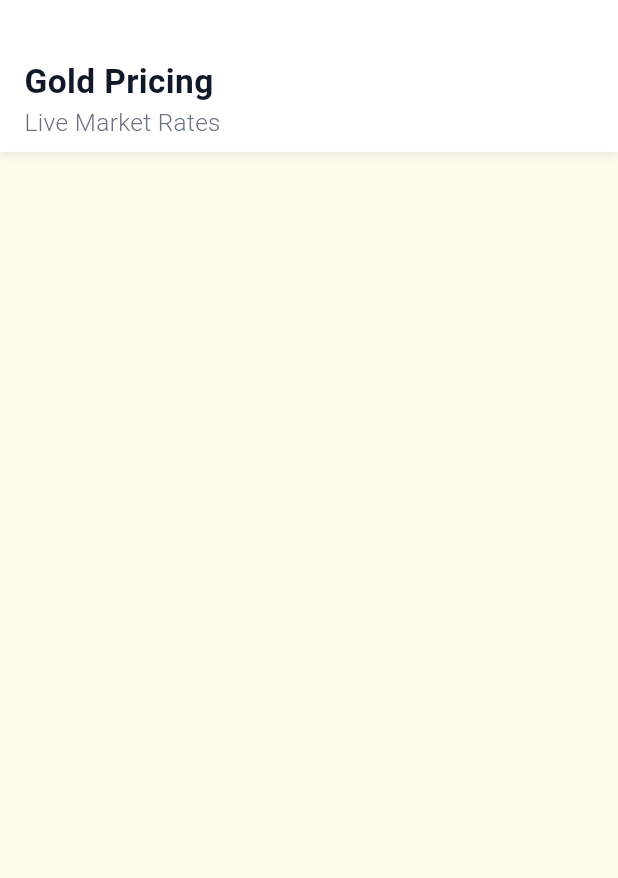
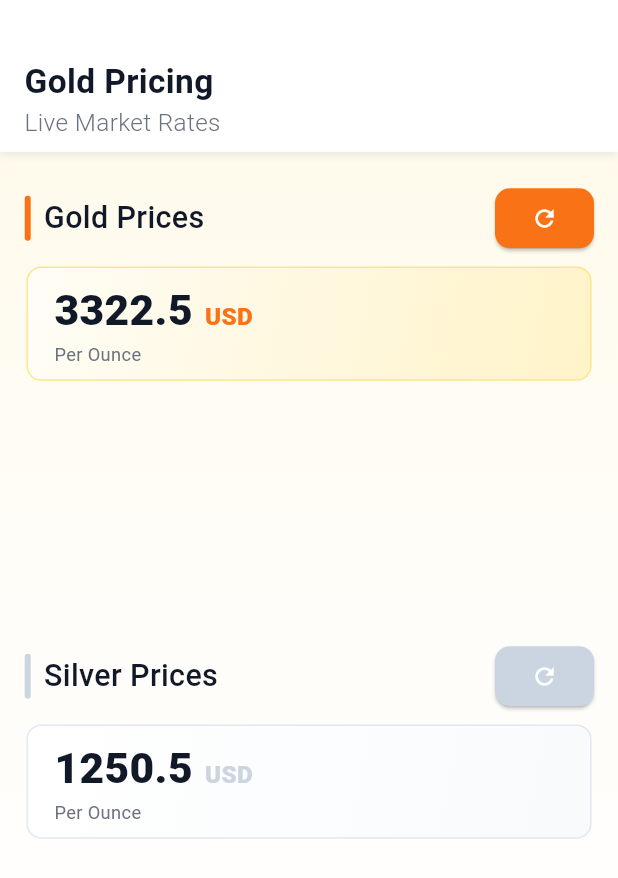
Before and after one commit to AhmedAymanCs/gold_pricing, a Flutter app: the screen it shows after launch, on a phone screen of 412 x 824 dp. Shown: the top 878 px of the screen. Run offline on Flutter 3.47's test engine with Material 3 defaults, Android fonts, the light colour scheme and no system bars; our stand-ins replace dio, flutter_screenutil.

Commit message:
feat: complete home screen UI

```diff
--- a/lib/core/constant/color_manager.dart
+++ b/lib/core/constant/color_manager.dart
@@ -3,8 +3,21 @@ import 'package:flutter/material.dart';
 class ColorManager {
   // Home Colors
   static const Color appBarColor = Color(0xFFFFFFFF);
-  static const Color backgroundColor = Color(0xFFFFFBEB);
+  static const Color goldBackgroundColor = Color(0xFFFFFBEB);
+  static const Color silverBackgroundColor = Color(0xFFF8FAFC);
   static const Color primaryTextColor = Color(0xFF111827);
   static const Color secondaryTextColor = Color(0xFF6B7280);
   static const Color customGrey = Color(0xFF374151);
+  static const Color goldBadge = Color(0xFFF97316);
+  static const Color silverBadge = Color(0xFFCBD5E1);
+  static const Color goldBorder = Color(0xFFFDE68A);
+  static const Color silverBorder = Color(0xFFE2E8F0);
+  static const List<Color> goldGradient = [
+    Color(0xFFFFFDF6),
+    Color(0xFFFFF3C8),
+  ];
+  static const List<Color> silverGradient = [
+    Color(0xFFFFFFFF),
+    Color(0xFFF8FAFC),
+  ];
 }
--- a/lib/core/constant/string_manager.dart
+++ b/lib/core/constant/string_manager.dart
@@ -1,4 +1,10 @@
 class StringManager {
   static const String appName = 'Gold Pricing';
   static const String appBarSubTitle = 'Live Market Rates';
+  static const String goldPrices = 'Gold Prices';
+  static const String silverPrices = 'Silver Prices';
+  static const String perOnce = 'Per Ounce';
+  static const String usd = 'USD';
+  static const String goldPrice = '3322.5';
+  static const String silverPrice = '1250.5';
 }
--- a/lib/core/presentation/home_screen.dart
+++ /dev/null
@@ -1,15 +0,0 @@
-import 'package:flutter/material.dart';
-import 'package:gold_pricing/core/constant/color_manager.dart';
-import 'package:gold_pricing/core/presentation/shared_widget.dart';
-
-class HomeScreen extends StatelessWidget {
-  const HomeScreen({super.key});
-
-  @override
-  Widget build(BuildContext context) {
-    return Scaffold(
-      backgroundColor: ColorManager.backgroundColor,
-      body: Column(children: [CustomAppBar()]),
-    );
-  }
-}
--- a/lib/core/presentation/shared_widget.dart
+++ /dev/null
@@ -1,49 +0,0 @@
-import 'package:flutter/cupertino.dart';
-import 'package:flutter_screenutil/flutter_screenutil.dart';
-import 'package:gold_pricing/core/constant/color_manager.dart';
-import 'package:gold_pricing/core/constant/font_manager.dart';
-import 'package:gold_pricing/core/constant/string_manager.dart';
-
-class CustomAppBar extends StatelessWidget {
-  const CustomAppBar({super.key});
-
-  @override
-  Widget build(BuildContext context) {
-    return Container(
-      width: double.infinity,
-      padding: EdgeInsets.symmetric(horizontal: 16.h, vertical: 8.h),
-      decoration: BoxDecoration(
-        color: ColorManager.appBarColor,
-        boxShadow: [
-          BoxShadow(
-            color: ColorManager.customGrey.withOpacity(0.1),
-            blurRadius: 4.0,
-            offset: Offset(0.0, 2.0),
-          ),
-        ],
-      ),
-      child: Column(
-        crossAxisAlignment: CrossAxisAlignment.start,
-        children: [
-          const SizedBox(height: 30),
-          Text(
-            StringManager.appName,
-            style: TextStyle(
-              fontSize: FontSize.s22,
-              fontWeight: FontWeightManager.semiBold,
-              color: ColorManager.primaryTextColor,
-            ),
-          ),
-          Text(
-            StringManager.appBarSubTitle,
-            style: TextStyle(
-              fontSize: FontSize.s16,
-              fontWeight: FontWeightManager.light,
-              color: ColorManager.secondaryTextColor,
-            ),
-          ),
-        ],
-      ),
-    );
-  }
-}
--- a/lib/core/routing/app_router.dart
+++ b/lib/core/routing/app_router.dart
@@ -1,5 +1,5 @@
 import 'package:flutter/material.dart';
-import 'package:gold_pricing/core/presentation/home_screen.dart';
+import 'package:gold_pricing/feature/home/presentation/home_screen.dart';
 import 'package:gold_pricing/core/routing/routes.dart';
 
 class AppRouter {
--- a/lib/core/widgets/custom_button.dart
+++ b/lib/core/widgets/custom_button.dart
@@ -1,10 +1,24 @@
-import 'package:flutter/cupertino.dart';
+import 'package:flutter/material.dart';
 
 class CustomButton extends StatelessWidget {
-  const CustomButton({super.key});
+  final Color color;
+  final VoidCallback? onPressed;
+  const CustomButton({super.key, required this.color, this.onPressed});
 
   @override
   Widget build(BuildContext context) {
-    return Center();
+    return Padding(
+      padding: const EdgeInsets.symmetric(horizontal: 16),
+      child: ElevatedButton(
+        style: ElevatedButton.styleFrom(
+          backgroundColor: color,
+          shape: RoundedRectangleBorder(
+            borderRadius: BorderRadius.circular(10),
+          ),
+        ),
+        onPressed: () {},
+        child: Icon(Icons.refresh, color: Colors.white),
+      ),
+    );
   }
 }
--- /dev/null
+++ b/lib/feature/home/presentation/home_screen.dart
@@ -0,0 +1,39 @@
+import 'package:flutter/material.dart';
+import 'package:flutter_screenutil/flutter_screenutil.dart';
+import 'package:gold_pricing/core/constant/color_manager.dart';
+import 'package:gold_pricing/feature/home/presentation/shared_widget.dart';
+
+class HomeScreen extends StatelessWidget {
+  const HomeScreen({super.key});
+
+  @override
+  Widget build(BuildContext context) {
+    return Scaffold(
+      body: Container(
+        height: double.infinity,
+        width: double.infinity,
+        decoration: const BoxDecoration(
+          gradient: LinearGradient(
+            begin: Alignment.topCenter,
+            end: Alignment.bottomCenter,
+            colors: [
+              Color(0xFFFFF9E7), // درجة Creamy صفراء فاتحة جداً
+              Color(0xFFFEFDF9), // درجة انتقالية (Off-white)
+              Colors.white,
+            ],
+            stops: [0.0, 0.5, 1.0],
+          ),
+        ),
+        child: Column(
+          children: [
+            const CustomAppBar(),
+            SizedBox(height: 20.h),
+            const Header(isGold: true),
+            SizedBox(height: MediaQuery.of(context).size.height / 5),
+            const Header(isGold: false),
+          ],
+        ),
+      ),
+    );
+  }
+}
--- /dev/null
+++ b/lib/feature/home/presentation/shared_widget.dart
@@ -0,0 +1,151 @@
+import 'package:flutter/cupertino.dart';
+import 'package:flutter_screenutil/flutter_screenutil.dart';
+import 'package:gold_pricing/core/constant/color_manager.dart';
+import 'package:gold_pricing/core/constant/font_manager.dart';
+import 'package:gold_pricing/core/constant/string_manager.dart';
+import 'package:gold_pricing/core/widgets/custom_button.dart';
+
+class CustomAppBar extends StatelessWidget {
+  const CustomAppBar({super.key});
+
+  @override
+  Widget build(BuildContext context) {
+    return Container(
+      width: double.infinity,
+      padding: EdgeInsets.symmetric(horizontal: 16.h, vertical: 8.h),
+      decoration: BoxDecoration(
+        color: ColorManager.appBarColor,
+        boxShadow: [
+          BoxShadow(
+            color: ColorManager.customGrey.withOpacity(0.1),
+            blurRadius: 4.0,
+            offset: Offset(0.0, 2.0),
+          ),
+        ],
+      ),
+      child: Column(
+        crossAxisAlignment: CrossAxisAlignment.start,
+        children: [
+          const SizedBox(height: 30),
+          Text(
+            StringManager.appName,
+            style: TextStyle(
+              fontSize: FontSize.s22,
+              fontWeight: FontWeightManager.semiBold,
+              color: ColorManager.primaryTextColor,
+            ),
+          ),
+          Text(
+            StringManager.appBarSubTitle,
+            style: TextStyle(
+              fontSize: FontSize.s16,
+              fontWeight: FontWeightManager.light,
+              color: ColorManager.secondaryTextColor,
+            ),
+          ),
+        ],
+      ),
+    );
+  }
+}
+
+class Header extends StatelessWidget {
+  final bool isGold;
+  const Header({super.key, required this.isGold});
+
+  @override
+  Widget build(BuildContext context) {
+    return Column(
+      crossAxisAlignment: CrossAxisAlignment.start,
+      children: [
+        Row(
+          children: [
+            SizedBox(width: 15.w),
+            Container(
+              width: 4,
+              height: 30,
+              decoration: BoxDecoration(
+                color: isGold
+                    ? ColorManager.goldBadge
+                    : ColorManager.silverBadge,
+                borderRadius: BorderRadius.circular(10),
+              ),
+            ),
+            SizedBox(width: 8.w),
+            Text(
+              isGold ? StringManager.goldPrices : StringManager.silverPrices,
+              style: TextStyle(
+                fontSize: FontSize.s20,
+                fontWeight: FontWeightManager.medium,
+                color: ColorManager.primaryTextColor,
+              ),
+            ),
+            Spacer(),
+            CustomButton(
+              color: isGold ? ColorManager.goldBadge : ColorManager.silverBadge,
+            ),
+          ],
+        ),
+        Container(
+          margin: EdgeInsets.symmetric(horizontal: 16.w, vertical: 8.h),
+          padding: EdgeInsets.symmetric(horizontal: 16.w, vertical: 8.h),
+          decoration: BoxDecoration(
+            borderRadius: BorderRadius.circular(10),
+            gradient: LinearGradient(
+              begin: Alignment.topLeft,
+              end: Alignment.bottomRight,
+              colors: isGold
+                  ? ColorManager.goldGradient
+                  : ColorManager.silverGradient,
+            ),
+            border: Border.all(
+              color: isGold
+                  ? ColorManager.goldBorder
+                  : ColorManager.silverBorder,
+              width: 1,
+            ),
+          ),
+          child: Column(
+            crossAxisAlignment: CrossAxisAlignment.start,
+            children: [
+              Row(
+                crossAxisAlignment: CrossAxisAlignment.baseline,
+                textBaseline: TextBaseline.alphabetic,
+                children: [
+                  Text(
+                    isGold
+                        ? StringManager.goldPrice
+                        : StringManager.silverPrice,
+                    style: TextStyle(
+                      fontSize: FontSize.s28,
+                      fontWeight: FontWeightManager.bold,
+                      color: ColorManager.primaryTextColor,
+                    ),
+                  ),
+                  const SizedBox(width: 8),
+                  Text(
+                    StringManager.usd,
+                    style: TextStyle(
+                      fontSize: FontSize.s16,
+                      fontWeight: FontWeightManager.bold,
+                      color: isGold
+                          ? ColorManager.goldBadge
+                          : ColorManager.silverBadge,
+                    ),
+                  ),
+                ],
+              ),
+              Text(
+                StringManager.perOnce,
+                style: TextStyle(
+                  color: ColorManager.secondaryTextColor,
+                  fontSize: FontSize.s12,
+                ),
+              ),
+            ],
+          ),
+        ),
+      ],
+    );
+  }
+}
```
